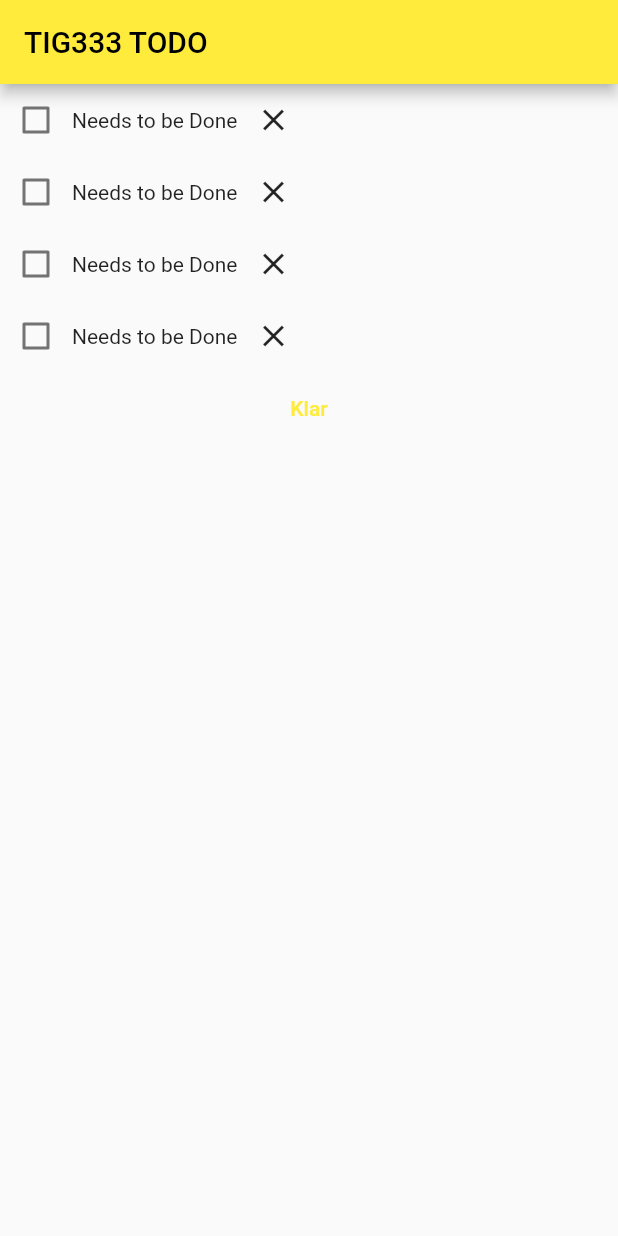
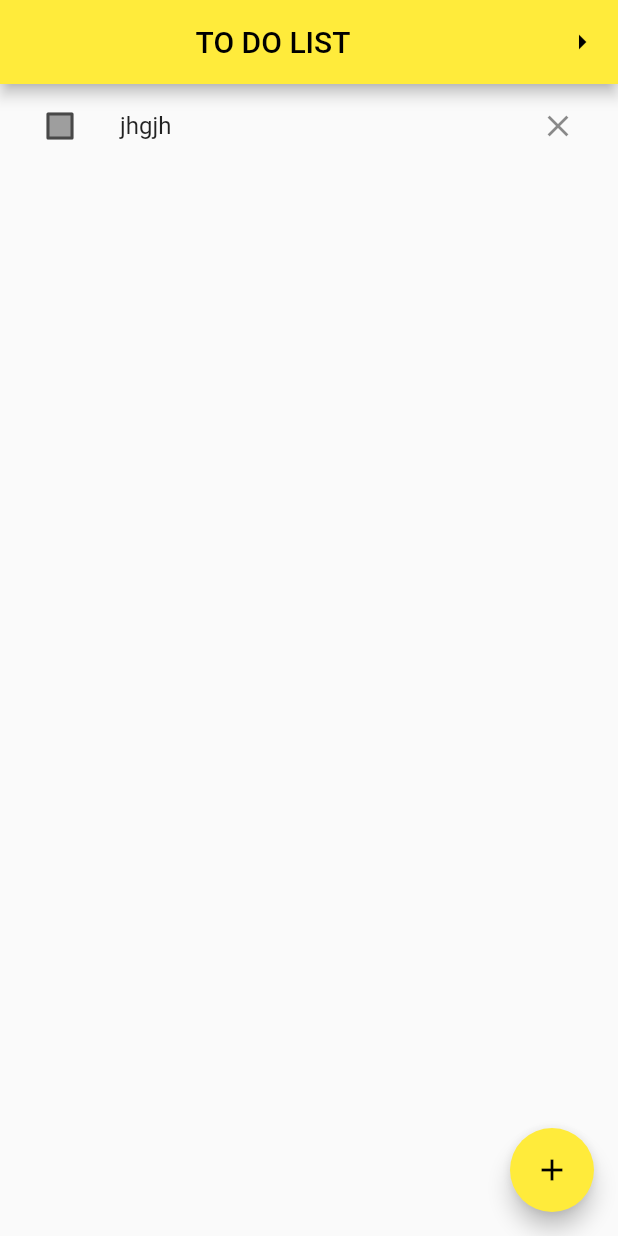
Before and after one commit to gu-tig333-ht22/gusdeliju, a Flutter app: the screen it shows after launch, on a phone screen of 412 x 824 dp. Run offline on Flutter 3.47's test engine with Material 2 defaults, Android fonts, the phone set to English and light mode, and no system bars; missing offline and left inert: dart:js.

Commit message:
assigment2

```diff
--- /dev/null
+++ b/lib/AddItemView.dart
@@ -0,0 +1,72 @@
+import 'dart:js';
+import 'package:flutter/material.dart';
+import 'main.dart';
+
+class AddItemView extends StatelessWidget {
+//  AddItemView();
+
+  TextEditingController controller = TextEditingController();
+
+  Widget build(BuildContext context) {
+    return Scaffold(
+      appBar: AppBar(
+        title: Center(child: Text('TO DO LIST')),
+      ),
+      body: Column(
+        children: [
+          _TextField(),
+          ElevatedButton.icon(
+            onPressed: () {
+              Navigator.pop(context, Items(message: controller.text));
+            },
+            icon: Icon(Icons.save, size: 24.0),
+            label: Text('SAVE'), // <-- Text
+          ),
+        ],
+      ),
+    );
+  }
+
+  Widget _TextField() {
+    return Padding(
+      padding: const EdgeInsets.all(8.0),
+      child: TextField(
+        controller: controller,
+        obscureText: false,
+        decoration: InputDecoration(
+          border: OutlineInputBorder(),
+          labelText: 'What are you going to do?',
+        ),
+      ),
+    );
+  }
+}
+
+/*Widget _AddTextButton() {
+  return Container(
+    child: ElevatedButton.icon(
+      onPressed: () {
+        Navigator.pop(context,
+        Items(message: message))
+      },
+      icon: Icon(Icons.save, size: 24.0),
+      label: Text('SAVE'), // <-- Text
+    ),
+  );
+}*/
+
+class MyState extends ChangeNotifier {
+  List<Items> _list = [Items(message: 'jhgjh')];
+  List<Items> get list => _list;
+  bool _isChecked = false;
+
+  void addItems(Items items) {
+    _list.add(items);
+    notifyListeners();
+  }
+
+  void removeItem(Items items) {
+    _list.remove(items);
+    notifyListeners();
+  }
+}
--- /dev/null
+++ b/lib/checkbox.dart
@@ -0,0 +1,38 @@
+import 'package:flutter/material.dart';
+
+class MyStatefulWidget extends StatefulWidget {
+  const MyStatefulWidget({super.key});
+
+  @override
+  State<MyStatefulWidget> createState() => _MyStatefulWidgetState();
+}
+
+class _MyStatefulWidgetState extends State<MyStatefulWidget> {
+  bool isChecked = false;
+
+  @override
+  Widget build(BuildContext context) {
+    Color getColor(Set<MaterialState> states) {
+      const Set<MaterialState> interactiveStates = <MaterialState>{
+        MaterialState.pressed,
+        MaterialState.hovered,
+        MaterialState.focused,
+      };
+      if (states.any(interactiveStates.contains)) {
+        return Colors.yellow;
+      }
+      return Colors.grey;
+    }
+
+    return Checkbox(
+      checkColor: Colors.white,
+      fillColor: MaterialStateProperty.resolveWith(getColor),
+      value: isChecked,
+      onChanged: (bool? value) {
+        setState(() {
+          isChecked = value!;
+        });
+      },
+    );
+  }
+}
--- a/lib/main.dart
+++ b/lib/main.dart
@@ -1,7 +1,14 @@
 import 'package:flutter/material.dart';
+import 'AddItemView.dart';
+import 'package:provider/provider.dart';
+import 'checkbox.dart';
 
 void main() {
-  runApp(const MyApp());
+  var state = MyState();
+
+  runApp(
+    ChangeNotifierProvider(create: (context) => state, child: MyApp()),
+  );
 }
 
 class MyApp extends StatelessWidget {
@@ -15,7 +22,7 @@ class MyApp extends StatelessWidget {
       theme: ThemeData(
         primarySwatch: Colors.yellow,
       ),
-      home: const MyHomePage(title: 'TIG333 TODO'),
+      home: const MyHomePage(title: 'TO DO LIST'),
     );
   }
 }
@@ -30,74 +37,60 @@ class MyHomePage extends StatefulWidget {
 }
 
 class _MyHomePageState extends State<MyHomePage> {
+  bool isChecked = false;
+
   @override
   Widget build(BuildContext context) {
     return Scaffold(
       appBar: AppBar(
-        title: Text(widget.title),
-      ),
-      body: Column(
-        children: [
-          _checkboxRow(),
-          _checkboxRow(),
-          _checkboxRow(),
-          _checkboxRow(),
-          TextButton(
-              child: const Text(
-                'Klar',
-              ),
+        title: Center(child: Text(widget.title)),
+        actions: [
+          IconButton(
+              icon: const Icon(Icons.arrow_right),
               onPressed: () {
-                debugPrint('Button #1 is clicked!');
+                //Navigator.push(context,
+                //   MaterialPageRoute(builder: (context) => SecondView()));
               }),
         ],
+      ),
+      body: Consumer<MyState>(
+        builder: (context, state, child) => ListOfTodos(state.list),
+      ),
+      floatingActionButton: FloatingActionButton(
+        child: const Icon(Icons.add),
+        onPressed: () async {
+          var newItem = await Navigator.push(
+              context, MaterialPageRoute(builder: (context) => AddItemView()));
+          Provider.of<MyState>(context, listen: false).addItems(newItem);
+        },
       ),
     );
   }
 }
 
-/*Widget _square() {
-  return Container(
-    width: 100,
-    height: 100,
-    margin: const EdgeInsets.all(10),
-    decoration:
-        BoxDecoration(color: Colors.indigo, border: Border.all(width: 3)),
-  );
+class Items {
+  String message;
+
+  Items({required this.message});
 }
 
-TextField(
-        decoration: InputDecoration(
-          border: OutlineInputBorder(),
-          hintText: 'Enter a search term',
-        ),
-      ),
+class ListOfTodos extends StatelessWidget {
+  final List<Items> list;
+  ListOfTodos(this.list);
 
-Container(
-        margin: const EdgeInsets.only(left: 10, right: 10),
-        child:
-            TextField(decoration: InputDecoration(hintText: 'Need to be done')),*/
+  Widget build(BuildContext context) {
+    return ListView(children: list.map((sak) => _todo(context, sak)).toList());
+  }
 
-Widget _checkboxRow() {
-  return Row(
-    children: [
-      Checkbox(value: false, onChanged: (val) {}),
-      const Text('Needs to be Done'),
-      IconButton(
-        icon: const Icon(Icons.close),
-        onPressed: () {},
-      ),
-    ],
-  );
+  Widget _todo(context, sak) {
+    return ListTile(
+        leading: MyStatefulWidget(),
+        title: Text(sak.message),
+        trailing: IconButton(
+            icon: const Icon(Icons.close),
+            onPressed: () {
+              var state = Provider.of<MyState>(context, listen: false);
+              state.removeItem(sak);
+            }));
+  }
 }
-
-/*Widget _addButton () {
-  return Container(
-    child: TextButton(
-          child: const Text(
-            'Klar',
-          ),
-          onPressed: () {
-            debugPrint('Button #1 is clicked!');
-          }) ,
-  );
-}*/
```
